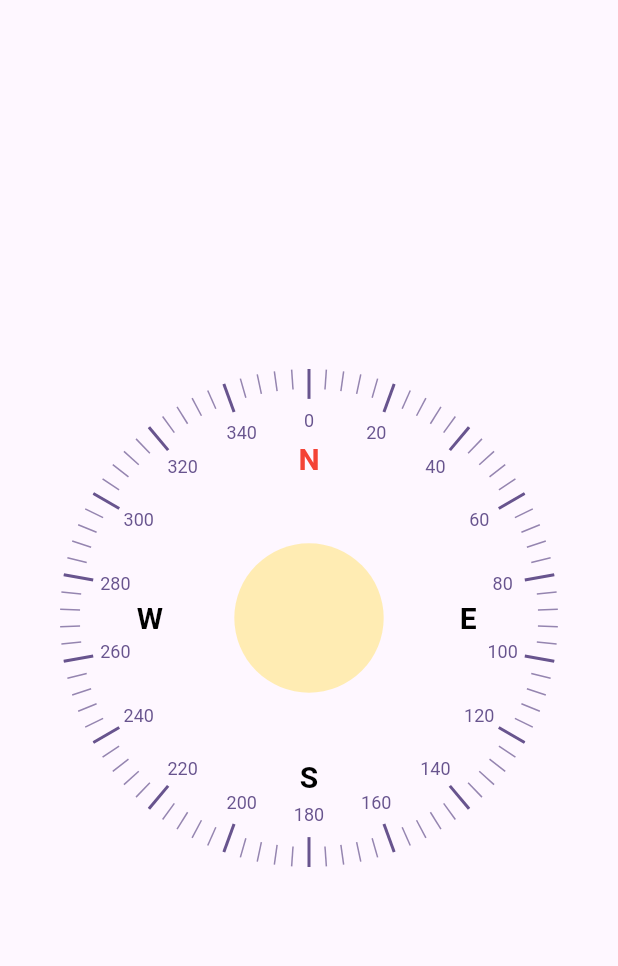
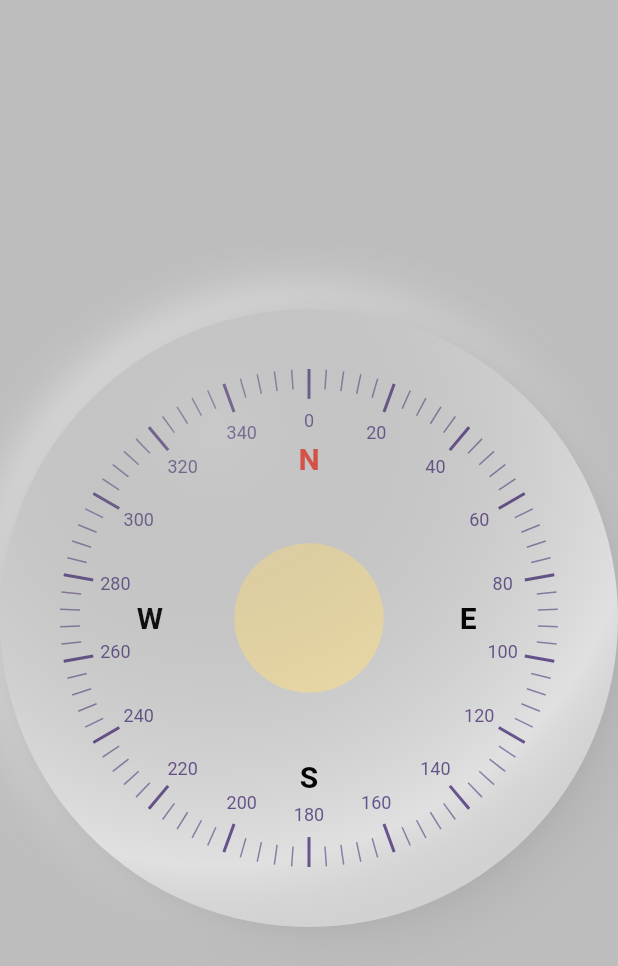
Before and after one commit to AminMemariani/flutter-compass, a Flutter app: the screen it shows after launch, on a phone screen of 412 x 824 dp. Shown: the top 966 px of the screen. Run offline on Flutter 3.47's test engine with Material 3 defaults, Android fonts, the phone set to English and light mode, and no system bars; our stand-ins replace flutter_compass.

Commit message:
Refactor HomePage to integrate Neumorphism widget and rename CompassPainterWidget to CompassViewPainter. Updated HomePage layout to use Neumorphism for enhanced styling and improved visual representation of the compass.

```diff
--- a/lib/pages/home.dart
+++ b/lib/pages/home.dart
@@ -1,3 +1,4 @@
+import 'package:compass/pages/widgets/neumorphism.dart';
 import 'package:flutter/material.dart';
 import 'package:flutter_compass/flutter_compass.dart';
 
@@ -33,11 +34,14 @@ class _HomePageState extends State<HomePage> {
   Widget build(BuildContext context) {
     final size = MediaQuery.of(context).size;
     return Scaffold(
-        body: CustomPaint(
-      size: size,
-      painter: CompassPainterWidget(
-        color: Theme.of(context).colorScheme.primary,
-        heading: _heading,
+        backgroundColor: Colors.grey.shade400,
+        body: Neumorphism(
+          child: CustomPaint(
+            size: size,
+            painter: CompassViewPainter(
+              color: Theme.of(context).colorScheme.primary,
+              heading: _heading,
+            ),
       ),
     ));
   }
--- a/lib/pages/widgets/compass_painter.dart
+++ b/lib/pages/widgets/compass_painter.dart
@@ -3,14 +3,14 @@ import 'package:flutter/material.dart';
 
 typedef CardinalityMap = Map<num, String>;
 
-class CompassPainterWidget extends CustomPainter {
+class CompassViewPainter extends CustomPainter {
   final Color color;
   final int majorTickerCount;
   final int minorTickerCount;
   final CardinalityMap cardinalityMap;
   final double? heading;
 
-  CompassPainterWidget({
+  CompassViewPainter({
     required this.color,
     this.majorTickerCount = 18,
     this.minorTickerCount = 90,
@@ -137,7 +137,7 @@ class CompassPainterWidget extends CustomPainter {
   }
 
   @override
-  bool shouldRepaint(covariant CompassPainterWidget oldDelegate) {
+  bool shouldRepaint(covariant CompassViewPainter oldDelegate) {
     return oldDelegate.heading != heading || oldDelegate.color != color;
   }
 
--- a/lib/pages/widgets/neumorphism.dart
+++ b/lib/pages/widgets/neumorphism.dart
@@ -4,12 +4,10 @@ class Neumorphism extends StatelessWidget {
   const Neumorphism({
     super.key,
     required this.child,
-    this.distance = 30,
-    this.blur = 50,
+    this.distance = 5,
+    this.blur = 30,
     this.margin,
     this.padding,
-    this.isReverse = false,
-    this.innerShadow = false,
   });
 
   final Widget child;
@@ -17,50 +15,55 @@ class Neumorphism extends StatelessWidget {
   final double blur;
   final EdgeInsetsGeometry? margin;
   final EdgeInsetsGeometry? padding;
-  final bool isReverse;
-  final bool innerShadow;
 
   @override
   Widget build(BuildContext context) {
+    final baseColor = Colors.grey.shade300;
+
     return Container(
       margin: margin,
       padding: padding,
       decoration: BoxDecoration(
-          color: Theme.of(context).colorScheme.primary,
+        color: baseColor,
         shape: BoxShape.circle,
-          boxShadow: isReverse
-              ? [
-                  BoxShadow(
-                      color: Theme.of(context).colorScheme.primary,
-                      blurRadius: blur,
-                      offset: Offset(-distance, -distance)),
+        boxShadow: [
           BoxShadow(
             color: Colors.white,
+            offset: Offset(-distance, -distance),
             blurRadius: blur,
-                      offset: Offset(distance, distance)),
-                ]
-              : [
+            spreadRadius: 1,
+          ),
           BoxShadow(
-                      color: Colors.white,
+            color: Colors.grey.shade500,
+            offset: Offset(distance, distance),
             blurRadius: blur,
-                      offset: Offset(distance, distance)),
-                  BoxShadow(
-                      color: Theme.of(context).colorScheme.primary,
-                      blurRadius: blur,
-                      offset: Offset(-distance, -distance)),
-                ]),
-      child: innerShadow
-          ? Container(
+            spreadRadius: 1,
+          ),
+        ],
+      ),
+      child: Stack(
+        alignment: Alignment.center,
+        children: [
+          child,
+          Container(
               decoration: BoxDecoration(
-                  gradient: LinearGradient(
-                      begin: Alignment.topLeft,
-                      end: Alignment.bottomRight,
+              shape: BoxShape.circle,
+              gradient: RadialGradient(
+                center: const Alignment(-0.3, -0.3),
+                radius: 1.0,
                 colors: [
-                    Theme.of(context).colorScheme.primary,
+                  Colors.grey.shade500
+                      .withValues(alpha: 0.35), // top-left inner shadow
+                  Colors.transparent,
                     Colors.white
-                  ])),
-            )
-          : child,
+                      .withValues(alpha: 0.3), // bottom-right inner highlight
+                ],
+                stops: const [0.0, 0.7, 1.0],
+              ),
+            ),
+          ),
+        ],
+      ),
     );
   }
 }
```
Also changed, not shown: 1 other file. Lines whose indentation alone changed are shown as unchanged.
